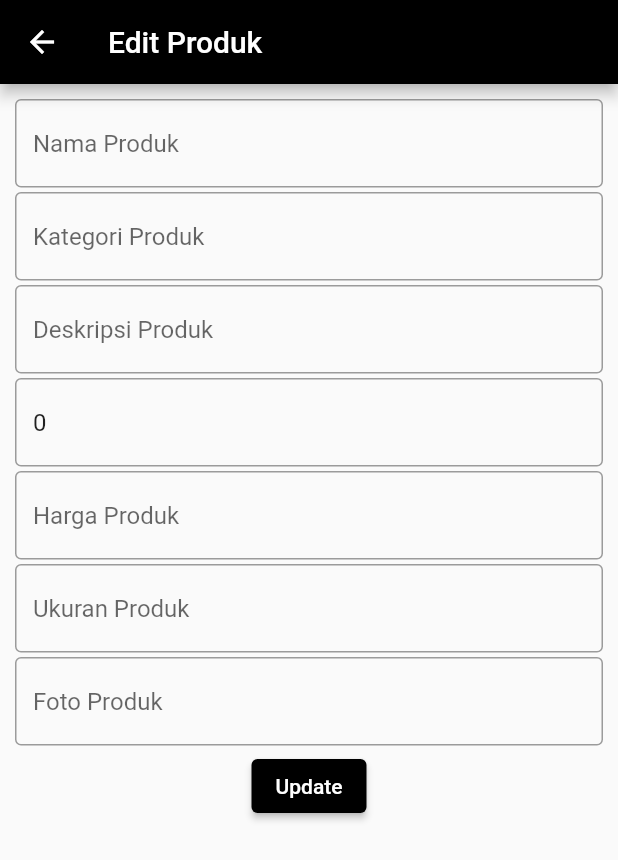
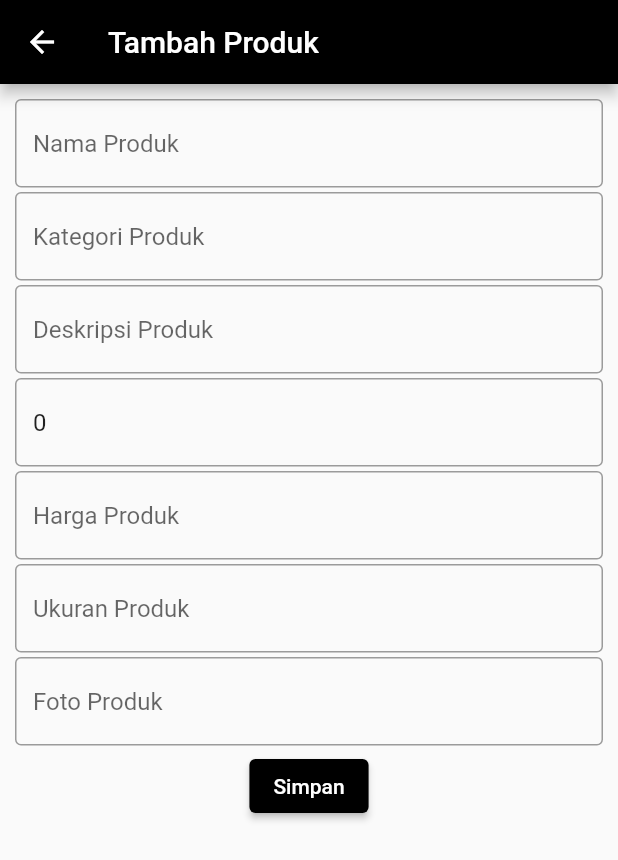
Before and after one commit to Dwkyyrz/owari-mobile, a Flutter app: the EditData screen opened directly with empty values, on a phone screen of 412 x 824 dp. Shown: the top 860 px of the screen. Run offline on Flutter 3.47's test engine with Material 2 defaults, Android fonts, the phone set to English and light mode, and no system bars; our stand-ins replace get, image_picker, shared_preferences, simple_animations; accounts and stored records are empty.

Commit message:
leo lagi

```diff
--- a/lib/admin/home/edit.dart
+++ b/lib/admin/home/edit.dart
@@ -1,7 +1,7 @@
 import 'package:flutter/material.dart';
 import 'package:http/http.dart' as http;
 import 'package:owari/admin/dashboard/dashboard.dart';
-import '/admin/mainleo.dart';
+import 'package:owari/admin/mainleo.dart';
 
 class EditData extends StatefulWidget {
   final Map ListData;
@@ -13,19 +13,21 @@ class EditData extends StatefulWidget {
 
 class _EditDataState extends State<EditData> {
   final formKey = GlobalKey<FormState>();
-  late TextEditingController _nama;
-  late TextEditingController _category;
-  late TextEditingController _stock;
-  late TextEditingController _harga;
-  late TextEditingController _deskripsi;
-  late TextEditingController _ukuran;
-  late TextEditingController _foto;
+  final TextEditingController id = TextEditingController();
+  final TextEditingController _nama = TextEditingController();
+  final TextEditingController _category = TextEditingController();
+  final TextEditingController _deskripsi = TextEditingController();
+  final TextEditingController _stock = TextEditingController();
+  final TextEditingController _harga = TextEditingController();
+  final TextEditingController _ukuran = TextEditingController();
+  final TextEditingController _foto = TextEditingController();
 
-  Future<bool> _update() async {
+  Future _update() async {
     try {
       final response = await http.post(
           Uri.parse('https://owari-1.000webhostapp.com/api/update_produk.php'),
           body: {
+            'p_id': id.text,
             'nama': _nama.text,
             'category': _category.text,
             'deskripsi': _deskripsi.text,
@@ -33,13 +35,13 @@ class _EditDataState extends State<EditData> {
             'harga': _harga.text,
             'ukuran': _ukuran.text,
             'foto': _foto.text
-        },
-      );
+          });
+      print(response.body);
       if (response.statusCode == 200) {
-        // Produk berhasil diupdate
+        // Produk berhasil ditambahkan
         return true;
       } else {
-        // Gagal update produk
+        // Gagal menambahkan produk
         return false;
       }
     } catch (e) {
@@ -52,13 +54,14 @@ class _EditDataState extends State<EditData> {
   @override
   void initState() {
     super.initState();
-    _nama = TextEditingController(text: widget.ListData['nama']);
-    _category = TextEditingController(text: widget.ListData['category']);
-    _stock = TextEditingController(text: widget.ListData['stock'].toString());
-    _harga = TextEditingController(text: widget.ListData['harga'].toString());
-    _deskripsi = TextEditingController(text: widget.ListData['deskripsi']);
-    _ukuran = TextEditingController(text: widget.ListData['ukuran']);
-    _foto = TextEditingController(text: widget.ListData['foto']);
+    id.text = widget.ListData['p_id'].toString();
+    _nama.text = widget.ListData['nama'];
+    _category.text = widget.ListData['category'];
+    _deskripsi.text = widget.ListData['deskripsi'];
+    _stock.text = widget.ListData['stock'].toString();
+    _harga.text = widget.ListData['harga'].toString();
+    _ukuran.text = widget.ListData['ukuran'];
+    _foto.text = widget.ListData['foto'];
   }
 
   @override
@@ -67,7 +70,7 @@ class _EditDataState extends State<EditData> {
       appBar: AppBar(
         backgroundColor: Colors.black,
         foregroundColor: Colors.white,
-        title: Text("Edit Produk"),
+        title: Text("Tambah Produk"),
       ),
       body: Form(
         key: formKey,
@@ -79,8 +82,7 @@ class _EditDataState extends State<EditData> {
                 controller: _nama,
                 decoration: InputDecoration(
                   focusedBorder: OutlineInputBorder(
-                    borderSide: BorderSide(color: Colors.black),
-                  ),
+                      borderSide: BorderSide(color: Colors.black)),
                   hintText: "Nama Produk",
                   border: OutlineInputBorder(
                     borderSide: BorderSide(width: 3, color: Colors.black),
@@ -98,8 +100,7 @@ class _EditDataState extends State<EditData> {
                 controller: _category,
                 decoration: InputDecoration(
                   focusedBorder: OutlineInputBorder(
-                    borderSide: BorderSide(color: Colors.black),
-                  ),
+                      borderSide: BorderSide(color: Colors.black)),
                   hintText: "Kategori Produk",
                   border: OutlineInputBorder(
                     borderSide: BorderSide(width: 3, color: Colors.black),
@@ -117,8 +118,7 @@ class _EditDataState extends State<EditData> {
                 controller: _deskripsi,
                 decoration: InputDecoration(
                   focusedBorder: OutlineInputBorder(
-                    borderSide: BorderSide(color: Colors.black),
-                  ),
+                      borderSide: BorderSide(color: Colors.black)),
                   hintText: "Deskripsi Produk",
                   border: OutlineInputBorder(
                     borderSide: BorderSide(width: 3, color: Colors.black),
@@ -136,8 +136,7 @@ class _EditDataState extends State<EditData> {
                 controller: _stock,
                 decoration: InputDecoration(
                   focusedBorder: OutlineInputBorder(
-                    borderSide: BorderSide(color: Colors.black),
-                  ),
+                      borderSide: BorderSide(color: Colors.black)),
                   hintText: "Stock Produk",
                   border: OutlineInputBorder(
                     borderSide: BorderSide(width: 3, color: Colors.black),
@@ -155,8 +154,7 @@ class _EditDataState extends State<EditData> {
                 controller: _harga,
                 decoration: InputDecoration(
                   focusedBorder: OutlineInputBorder(
-                    borderSide: BorderSide(color: Colors.black),
-                  ),
+                      borderSide: BorderSide(color: Colors.black)),
                   hintText: "Harga Produk",
                   border: OutlineInputBorder(
                     borderSide: BorderSide(width: 3, color: Colors.black),
@@ -174,8 +172,7 @@ class _EditDataState extends State<EditData> {
                 controller: _ukuran,
                 decoration: InputDecoration(
                   focusedBorder: OutlineInputBorder(
-                    borderSide: BorderSide(color: Colors.black),
-                  ),
+                      borderSide: BorderSide(color: Colors.black)),
                   hintText: "Ukuran Produk",
                   border: OutlineInputBorder(
                     borderSide: BorderSide(width: 3, color: Colors.black),
@@ -211,20 +208,19 @@ class _EditDataState extends State<EditData> {
               ElevatedButton(
                 style: ElevatedButton.styleFrom(
                     backgroundColor: Colors.black,
-                  foregroundColor: Colors.white,
-                ),
-                child: Text("Update"),
+                    foregroundColor: Colors.white),
+                child: Text("Simpan"),
                 onPressed: () {
                   if (formKey.currentState!.validate()) {
                     try {
                       _update().then((value) {
                         if (value) {
-                          scaffoldMessangerKey.currentState!.showSnackBar(
+                          scaffoldMessengerKey.currentState!.showSnackBar(
                               SnackBar(
-                                  content: Text("Data Berhasil Diupdate")));
+                                  content: Text("Data Berhasil Disimpan")));
                         } else {
-                          scaffoldMessangerKey.currentState!.showSnackBar(
-                              SnackBar(content: Text("Data Gagal Diupdate")));
+                          scaffoldMessengerKey.currentState!.showSnackBar(
+                              SnackBar(content: Text("Data Gagal Disimpan")));
                         }
                       });
                       Navigator.of(context).pushAndRemoveUntil(
@@ -236,7 +232,7 @@ class _EditDataState extends State<EditData> {
                     }
                   }
                 },
-              ),
+              )
             ],
           ),
         ),
--- a/lib/admin/home/home.dart
+++ b/lib/admin/home/home.dart
@@ -107,13 +107,13 @@ class _HomeState extends State<Home> {
                                             _hapus(_listdata[index]['p_id'].toString())
                                                 .then((value) {
                                               if (value) {
-                                                scaffoldMessangerKey
+                                                scaffoldMessengerKey
                                                     .currentState!
                                                     .showSnackBar(SnackBar(
                                                         content: Text(
                                                             "Data Berhasil Dihapus")));
                                               } else {
-                                                scaffoldMessangerKey
+                                                scaffoldMessengerKey
                                                     .currentState!
                                                     .showSnackBar(SnackBar(
                                                         content: Text(
--- a/lib/admin/mainleo.dart
+++ b/lib/admin/mainleo.dart
@@ -5,7 +5,7 @@ void main() {
   runApp(MyApp());
 }
 
-final GlobalKey<ScaffoldMessengerState> scaffoldMessangerKey =
+final GlobalKey<ScaffoldMessengerState> scaffoldMessengerKey =
     GlobalKey<ScaffoldMessengerState>();
 
 class MyApp extends StatelessWidget {
@@ -13,7 +13,7 @@ class MyApp extends StatelessWidget {
   @override
   Widget build(BuildContext context) {
     return MaterialApp(
-      scaffoldMessengerKey: scaffoldMessangerKey,
+      scaffoldMessengerKey: scaffoldMessengerKey,
       title: 'Flutter Demo',
       debugShowCheckedModeBanner: false,
       theme: ThemeData(
--- a/pubspec.yaml
+++ b/pubspec.yaml
@@ -17,6 +17,7 @@ dependencies:
   fluttertoast: ^8.2.2
   shared_preferences: ^2.1.2
   simple_animations: ^5.0.1
+  image_picker: ^0.8.4+3
 
 dev_dependencies:
   flutter_test:
```
Also changed, not shown: lib/admin/home/create.dart (+7 -4 lines), pubspec.lock, 8 other files. Lines whose indentation alone changed are shown as unchanged.
